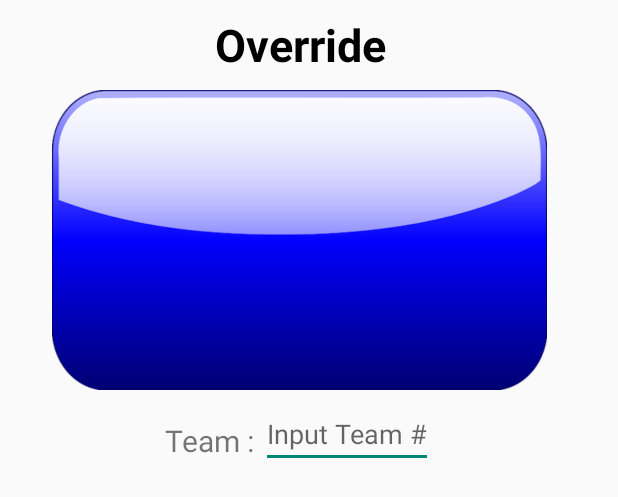
After one commit to frc1678/scout-2019, an Android app: the layout dialog_override.xml on its own in the app's theme, with its tools: preview values and no code run, on a phone screen of 412 x 824 dp. The commit adds this screen. Shown: the top 497 px of the screen. Run offline under Robolectric (Android 15) with nearby library versions, the phone set to English and light mode, and no system bars.

Commit message:
Override FEature added

```diff
--- a/app/src/main/java/citruscircuits/scout/utils/AppUtils.java
+++ b/app/src/main/java/citruscircuits/scout/utils/AppUtils.java
@@ -21,6 +21,10 @@ public class AppUtils {
         }
     }
 
+    public static int StringToInt(String s){
+        return Integer.parseInt(s);
+    }
+
     public static void makeToast(Context context, String text, int size){
         Toast toast = Toast.makeText(context, text, Toast.LENGTH_SHORT);
         toast.setGravity(Gravity.CENTER, 0, 0);
--- a/app/src/main/java/citruscircuits/scout/utils/QRScan.java
+++ b/app/src/main/java/citruscircuits/scout/utils/QRScan.java
@@ -69,11 +69,11 @@ public class QRScan extends DialogMaker implements QRCodeReaderView.OnQRCodeRead
         }
 
         int cycleNum = 0;
-        try { cycleNum = Integer.parseInt(resultStr.substring(0, resultStr.indexOf("|"))); }
+        try { cycleNum = AppUtils.StringToInt(resultStr.substring(0, resultStr.indexOf("|"))); }
         catch (Exception e){ e.printStackTrace(); }
 
         if(!prevStr.equals("")){
-            int prevCycleNum = Integer.parseInt(prevStr.substring(0, prevStr.indexOf("|")));;
+            int prevCycleNum = AppUtils.StringToInt(prevStr.substring(0, prevStr.indexOf("|")));;
 
             if(prevCycleNum >= cycleNum){
                 AppUtils.makeToast(this, "QR's CYCLE NUMBER: " + cycleNum + ", Your CYCLE NUMBER: " + prevCycleNum, 50);
@@ -96,7 +96,7 @@ public class QRScan extends DialogMaker implements QRCodeReaderView.OnQRCodeRead
             }
         }
 
-        InputManager.cycleNum = cycleNum;
+        InputManager.mCycleNum = cycleNum;
         AppCc.setSp("resultStr", resultStr);
         AppCc.setSp("cycleNum", cycleNum);
 
--- /dev/null
+++ b/app/src/main/res/drawable/tbtn_alliance_color_selector.xml
@@ -0,0 +1,10 @@
+<?xml version="1.0" encoding="utf-8"?>
+<selector xmlns:android="http://schemas.android.com/apk/res/android">
+
+    <item android:state_checked="false"
+        android:drawable="@drawable/tbtn_blue_alliance_bckgrnd" />
+
+    <item android:state_checked="true"
+        android:drawable="@drawable/tbtn_red_alliance_bckgrnd" />
+
+</selector>
--- a/app/src/main/res/layout/activity_user.xml
+++ b/app/src/main/res/layout/activity_user.xml
@@ -14,7 +14,7 @@
         android:layout_height="match_parent"
         android:layout_alignParentStart="true"
         android:layout_alignParentTop="true"
-        android:background="@drawable/scout_wallpaper_33" />
+        android:background="@drawable/scout_wallpaper_31" />
 
     <Button
         android:id="@+id/btn_accessData"
@@ -67,7 +67,7 @@
         android:layout_alignParentTop="true"
         android:layout_centerHorizontal="true"
         android:contentDescription="@string/imgv_cycleNumContentDescription"
-        android:background="@drawable/dashed_background_cyclebutton" />
+        android:background="@drawable/cycle_nocolor_dashed_background" />
 
     <ImageView
         android:id="@+id/imgv_enterScoutFillBackground"
@@ -94,7 +94,7 @@
         android:layout_height="wrap_content"
         android:layout_alignBaseline="@+id/tv_teamNum"
         android:layout_toStartOf="@+id/tv_teamNum"
-        android:text="Team :"
+        android:text="Team : "
         android:textSize="30sp" />
 
     <TextView
--- /dev/null
+++ b/app/src/main/res/layout/dialog_override.xml
@@ -0,0 +1,49 @@
+<?xml version="1.0" encoding="utf-8"?>
+<RelativeLayout
+    xmlns:android="http://schemas.android.com/apk/res/android"
+    android:layout_width="400dp"
+    android:layout_height="400dp">
+
+    <TextView
+        android:id="@+id/dialogTitle"
+        android:layout_width="400dp"
+        android:layout_height="60dp"
+        android:layout_alignParentTop="true"
+        android:layout_centerHorizontal="true"
+        android:gravity="center"
+        android:text="@string/tv_overrideDialogTitle"
+        android:textColor="@color/black"
+        android:textSize="30sp" />
+
+    <ToggleButton
+        android:id="@+id/tbtn_alliance_color"
+        android:layout_width="330dp"
+        android:layout_height="200dp"
+        android:layout_centerHorizontal="true"
+        android:layout_below="@+id/dialogTitle"
+        android:layout_marginBottom="20dp"
+        android:background="@drawable/tbtn_alliance_color_selector"
+        android:text="ToggleButton"
+        android:textOn=""
+        android:textOff="" />
+
+    <TextView
+        android:id="@+id/tv_announceTeamNum"
+        android:layout_width="wrap_content"
+        android:layout_height="40dp"
+        android:layout_alignParentStart="true"
+        android:layout_below="@+id/tbtn_alliance_color"
+        android:paddingLeft="110dp"
+        android:text="Team : "
+        android:textSize="20sp"/>
+
+    <EditText
+        android:id="@+id/et_overrideTeamNum"
+        android:layout_width="wrap_content"
+        android:layout_height="40dp"
+        android:layout_alignBaseline="@+id/tv_announceTeamNum"
+        android:layout_toEndOf="@+id/tv_announceTeamNum"
+        android:hint="Input Team #"
+        android:inputType="number"
+        android:maxLength="4"/>
+</RelativeLayout>
--- a/app/src/main/res/values/colors.xml
+++ b/app/src/main/res/values/colors.xml
@@ -31,4 +31,10 @@
 
     <color name="dragBackgroundStart">#F5FFF5</color>
     <color name="dragBackgroundEnd">#ABD9BD</color>
+
+    <color name="cycle_red_start">#FF819A</color>
+    <color name="cycle_red_end">#CB0000</color>
+
+    <color name="cycle_blue_start">#68DFFF</color>
+    <color name="cycle_blue_end">#000B77</color>
 </resources>
--- a/app/src/main/res/values/dimens.xml
+++ b/app/src/main/res/values/dimens.xml
@@ -29,8 +29,10 @@
     <dimen name="dialogLayoutWidth">400dp</dimen>
     <dimen name="dialogLayoutHeight">300dp</dimen>
     <dimen name="dialogLayoutPaddingBottom">10dp</dimen>
+
     <dimen name="textSize_backups">28sp</dimen>
     <dimen name="textSize_ids">32sp</dimen>
     <dimen name="textSize_names">26sp</dimen>
+
     <dimen name="qrCodeReaderViewSide">350dp</dimen>
 </resources>
--- a/app/src/main/res/values/strings.xml
+++ b/app/src/main/res/values/strings.xml
@@ -61,4 +61,6 @@
     <string name="mitem_id_8">8</string>
     <string name="mitem_id_9">9</string>
     <string name="mitem_id_10">10</string>
+
+    <string name="tv_overrideDialogTitle"><b>Override</b></string>
 </resources>
```
Also changed, not shown: app/src/main/java/citruscircuits/scout/A0A.java (+52 -1 lines), app/src/main/java/citruscircuits/scout/Managers/InputManager.java (+7 -1 lines), app/src/main/java/citruscircuits/scout/_superActivities/DialogMaker.java (+105 -24 lines), app/src/main/res/drawable/cycle_blue_dashed_background.xml (added, +21 -0 lines), app/src/main/res/drawable/cycle_red_dashed_background.xml (added, +21 -0 lines), app/src/main/res/drawable/cycle_nocolor_dashed_background.xml (renamed from app/src/main/res/drawable/dashed_background_cyclebutton.xml), app/src/main/res/drawable/tbtn_blue_alliance_bckgrnd.png (added), app/src/main/res/drawable/tbtn_red_alliance_bckgrnd.png (added).
